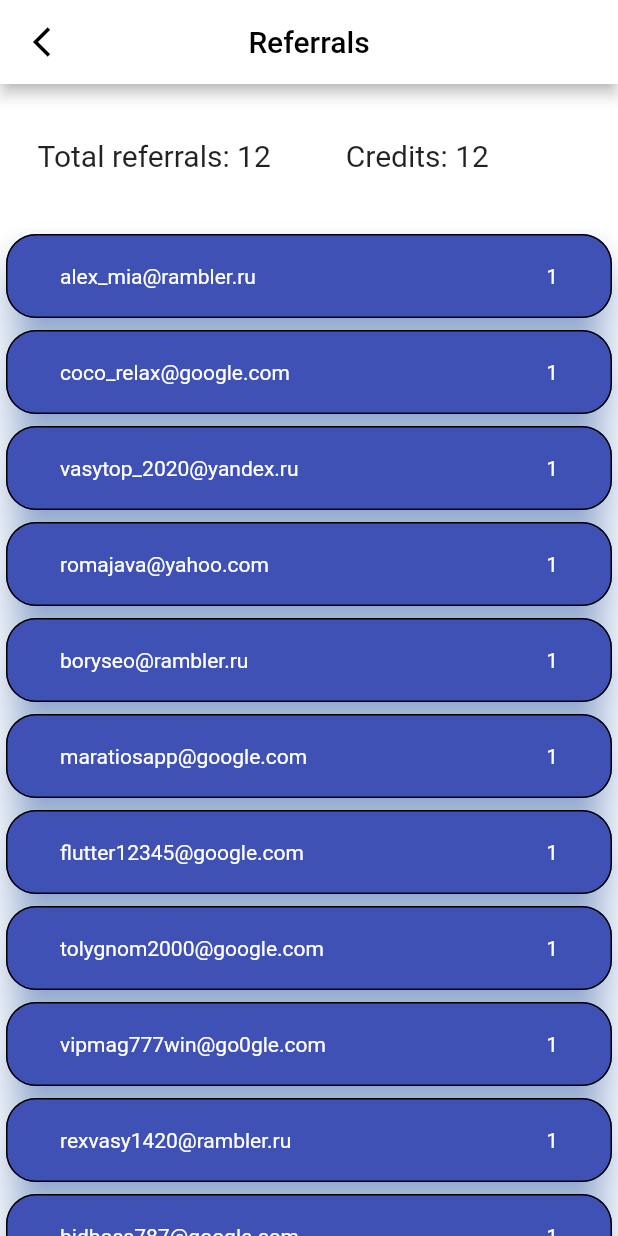
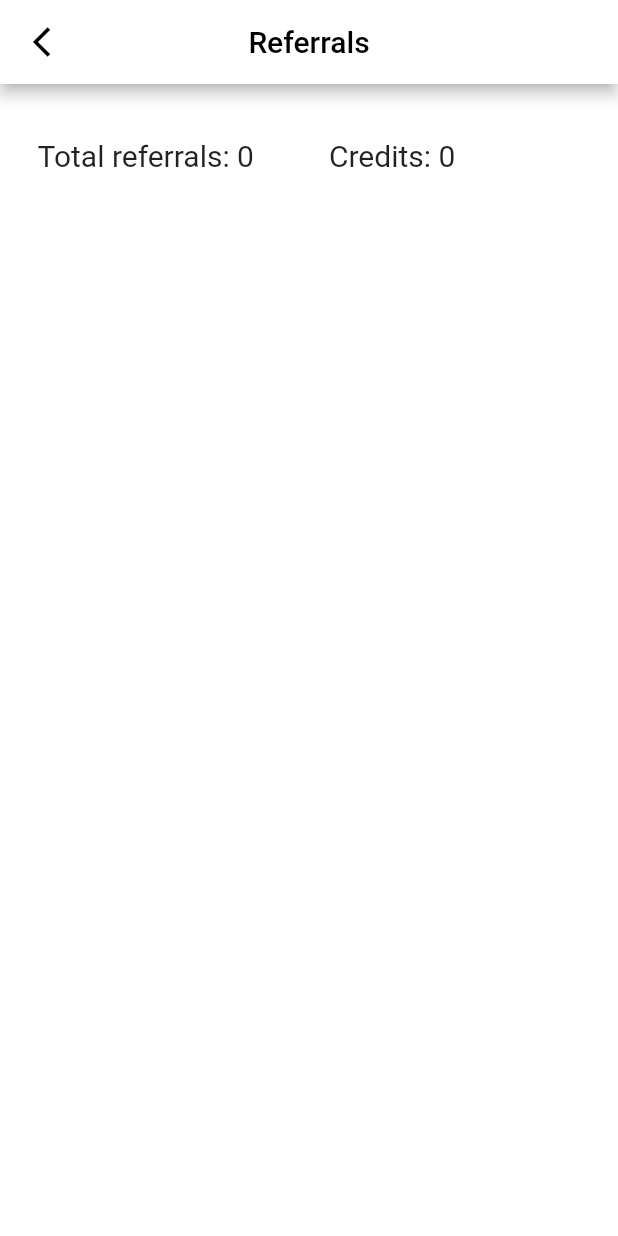
Before and after one commit to Franceslav/deedee-flutter, a Flutter app: the ReferralScreen screen opened directly with empty values, on a phone screen of 412 x 824 dp. Run offline on Flutter 3.47's test engine with Material 2 defaults, Android fonts, the phone set to English and light mode, and no system bars; our stand-ins replace bloc, cached_network_image, cloud_firestore, firebase_auth, firebase_core, firebase_storage and 12 more; missing offline and left inert: flutter_facebook_auth, flutter_map_marker_cluster, grpc, protobuf, the_apple_sign_in; accounts and stored records are empty; generated files the repository leaves out were written again.

Commit message:
Referral grpc

```diff
--- a/lib/l10n/app_ru.arb
+++ b/lib/l10n/app_ru.arb
@@ -6,7 +6,7 @@
     "accountMoneyTitle": "личный счёт",
     "accountTypeBuyTitle": "учётка покупателя",
     "accountTypeSellTitle": "учётка продавца",
-    "accountReferralTitle": "Рефералы",
+    "accountReferralTitle": "рефералы",
     "accountTopUp": "пополнить",
     "switchTo": "сменить на",
     "homeTitle": "главная",
--- a/lib/ui/account/account_screen.dart
+++ b/lib/ui/account/account_screen.dart
@@ -81,7 +81,7 @@ class _AccountState extends State<AccountScreen> {
                     Row(
                       mainAxisAlignment: MainAxisAlignment.start,
                       children: [
-                        IconButton(splashColor: Colors.indigo, splashRadius: 20, onPressed: (){print('Буфер ссылка!');}, icon: const Icon(Icons.link_sharp,)),
+                        IconButton(splashColor: Colors.indigo, splashRadius: 20, onPressed: () => context.read<LocaleCubit>().showToast(context), icon: const Icon(Icons.link_sharp,)),
                       ],
                     ),
                     Padding(
--- a/lib/ui/drawer/deedee_drawer.dart
+++ b/lib/ui/drawer/deedee_drawer.dart
@@ -46,9 +46,9 @@ class _DrawerState extends State<DeeDeeDrawer> {
                             widget.user.accountType.stringType(context),
                             style: const TextStyle(color: Colors.white),
                           ),
-                          IconButton(onPressed: (){
-                            print('Буфер ссылка!');
-                          }, icon: Icon(Icons.insert_link_sharp, color: Colors.white),
+                          IconButton(
+                            onPressed: () => context.read<DeedeeDrawerCubit>().showToast(context),
+                            icon: Icon(Icons.insert_link_sharp, color: Colors.white),
                           ),
                         ],
                       ),
--- a/lib/ui/referral/referral_cubit.dart
+++ b/lib/ui/referral/referral_cubit.dart
@@ -3,5 +3,4 @@ part 'referral_state.dart';
 
 class ReferralCubit extends ChangeNotifier {
 
-
 }
--- a/lib/ui/referral/referral_screen.dart
+++ b/lib/ui/referral/referral_screen.dart
@@ -5,6 +5,7 @@ import 'package:deedee/ui/home/home_screen.dart';
 import 'package:flutter/cupertino.dart';
 import 'package:flutter/material.dart';
 import 'package:flutter_gen/gen_l10n/app_localizations.dart';
+import '../../generated/ReferralService.pb.dart';
 
 class ReferralScreen extends StatefulWidget {
   final User user;
@@ -17,27 +18,9 @@ class ReferralScreen extends StatefulWidget {
 
 class _ReferralState extends State<ReferralScreen> {
   late User user;
+  late List<UserReferral> _emails = [];
+
   final ScrollController _scrollController = ScrollController();
-  final List<String> listEmail = [
-    "alex_mia@rambler.ru",
-    "coco_relax@google.com",
-    "vasytop_2020@yandex.ru",
-    "romajava@yahoo.com",
-    "boryseo@rambler.ru",
-    "maratiosapp@google.com",
-    "flutter12345@google.com",
-    "tolygnom2000@google.com",
-    "vipmag777win@go0gle.com",
-    "rexvasy1420@rambler.ru",
-    "bidboss787@google.com",
-    "mashaviptop@google.cpm",
-  ];
-
-  @override
-  void initState() {
-    super.initState();
-    user = widget.user;
-  }
 
   @override
   Widget build(BuildContext context) {
@@ -69,11 +52,11 @@ class _ReferralState extends State<ReferralScreen> {
                 children: [
                   Padding(
                     padding: const EdgeInsets.all(25.0),
-                    child: Text("Total referrals: ${listEmail.length}", style: TextStyle(fontSize: 20),),
+                    child: Text("Total referrals: ${_emails.length}", style: TextStyle(fontSize: 20),),
                   ),
                   Padding(
                     padding: const EdgeInsets.all(25.0),
-                    child: Text("Credits: ${listEmail.length}", style: TextStyle(fontSize: 20),),
+                    child: Text("Credits: ${_emails.length}", style: TextStyle(fontSize: 20),),
                   ),
                 ],
               ),
@@ -88,7 +71,7 @@ class _ReferralState extends State<ReferralScreen> {
                 color: Colors.white,
                 child: ListView.builder(
                   controller: _scrollController,
-                  itemCount: listEmail.length, // количество email для отрисовки
+                  itemCount: _emails.length, // количество email для отрисовки
                   itemBuilder: (BuildContext context, int index) {
                     return Card(
                       shape: RoundedRectangleBorder(
@@ -108,7 +91,7 @@ class _ReferralState extends State<ReferralScreen> {
                             leading: Padding(
                               padding: const EdgeInsets.all(20.0),
                               child: Text(
-                                "${listEmail[index]}",
+                                "${_emails[index]}",
                                 style: TextStyle(color: Colors.white),
                               ),
                             ),
```
Also changed, not shown: lib/services/grpc.dart (+18 -0 lines), lib/ui/account/account_cubit.dart (+9 -0 lines), lib/ui/drawer/deedee_drawer_cubit.dart (+10 -0 lines).
